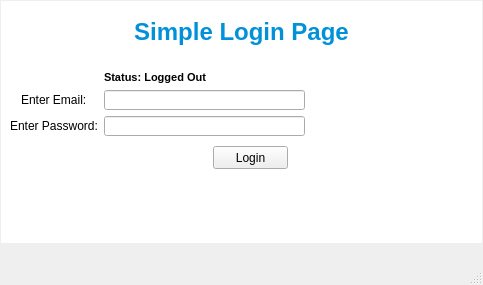
First picture: the form in PythonProject/Login Simple/login.ui, repository xgigil/CC-15-codes, before the edit.
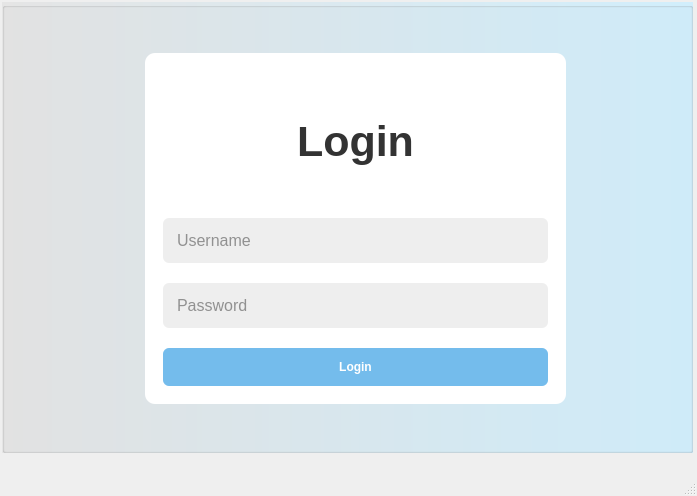
Second picture: the form after the edit.

The edit to the form file:
```diff
--- a/PythonProject/Login Simple/login.ui
+++ b/PythonProject/Login Simple/login.ui
@@ -6,225 +6,234 @@
    <rect>
     <x>0</x>
     <y>0</y>
-    <width>483</width>
-    <height>285</height>
+    <width>697</width>
+    <height>496</height>
    </rect>
   </property>
-  <property name="minimumSize">
-   <size>
-    <width>483</width>
-    <height>285</height>
-   </size>
-  </property>
   <property name="windowTitle">
    <string>MainWindow</string>
   </property>
   <widget class="QWidget" name="centralwidget">
    <property name="minimumSize">
     <size>
-     <width>483</width>
-     <height>244</height>
+     <width>697</width>
+     <height>455</height>
     </size>
    </property>
    <property name="maximumSize">
     <size>
-     <width>483</width>
-     <height>244</height>
+     <width>697</width>
+     <height>455</height>
     </size>
    </property>
    <layout class="QFormLayout" name="formLayout">
     <property name="horizontalSpacing">
-     <number>0</number>
+     <number>2</number>
     </property>
     <property name="verticalSpacing">
-     <number>0</number>
+     <number>2</number>
     </property>
     <property name="leftMargin">
-     <number>1</number>
+     <number>2</number>
     </property>
     <property name="topMargin">
-     <number>1</number>
+     <number>2</number>
     </property>
     <property name="rightMargin">
-     <number>1</number>
+     <number>2</number>
     </property>
     <property name="bottomMargin">
-     <number>1</number>
+     <number>2</number>
     </property>
     <item row="0" column="0">
-     <widget class="QLabel" name="titleLabel">
+     <widget class="QGroupBox" name="backgroundBox">
       <property name="minimumSize">
        <size>
-        <width>481</width>
-        <height>61</height>
+        <width>691</width>
+        <height>451</height>
        </size>
       </property>
       <property name="maximumSize">
        <size>
-        <width>481</width>
-        <height>61</height>
+        <width>691</width>
+        <height>451</height>
        </size>
-      </property>
-      <property name="font">
-       <font>
-        <pointsize>18</pointsize>
-        <weight>75</weight>
-        <bold>true</bold>
-       </font>
-      </property>
-      <property name="layoutDirection">
-       <enum>Qt::RightToLeft</enum>
-      </property>
-      <property name="autoFillBackground">
-       <bool>false</bool>
-      </property>
-      <property name="styleSheet">
-       <string notr="true">QLabel {
-	background-color: rgb(255, 255, 255);
-	color: rgb(0, 145, 217);
-}</string>
-      </property>
-      <property name="text">
-       <string>Simple Login Page</string>
-      </property>
-      <property name="alignment">
-       <set>Qt::AlignCenter</set>
-      </property>
-     </widget>
-    </item>
-    <item row="1" column="0">
-     <widget class="QGroupBox" name="mainBox">
-      <property name="minimumSize">
-       <size>
-        <width>481</width>
-        <height>181</height>
-       </size>
-      </property>
-      <property name="maximumSize">
-       <size>
-        <width>481</width>
-        <height>181</height>
-       </size>
-      </property>
-      <property name="autoFillBackground">
-       <bool>false</bool>
       </property>
       <property name="styleSheet">
        <string notr="true">QGroupBox {
-	background-color: rgb(255, 255, 255);
-	color: rgb(0, 145, 217);
-	border: none;
+	background: qlineargradient(spread:pad, x1:0, y1:0, x2:1, y2:0, stop:0 rgba(226, 226, 226, 0.8), stop:1 rgba(201, 238, 255, 0.8));
 }</string>
       </property>
       <property name="title">
        <string/>
       </property>
-      <layout class="QFormLayout" name="formLayout_2">
-       <property name="labelAlignment">
-        <set>Qt::AlignCenter</set>
+      <property name="alignment">
+       <set>Qt::AlignCenter</set>
+      </property>
+      <layout class="QVBoxLayout" name="verticalLayout_2">
+       <property name="spacing">
+        <number>0</number>
        </property>
-       <property name="formAlignment">
-        <set>Qt::AlignHCenter|Qt::AlignTop</set>
+       <property name="leftMargin">
+        <number>140</number>
        </property>
-       <item row="2" column="0">
-        <widget class="QLabel" name="enter_emailLabel">
-         <property name="text">
-          <string>Enter Email:</string>
-         </property>
-        </widget>
-       </item>
-       <item row="2" column="1">
-        <widget class="QLineEdit" name="email_input">
+       <property name="topMargin">
+        <number>0</number>
+       </property>
+       <property name="rightMargin">
+        <number>0</number>
+       </property>
+       <property name="bottomMargin">
+        <number>0</number>
+       </property>
+       <item>
+        <widget class="QGroupBox" name="loginBox">
          <property name="minimumSize">
           <size>
-           <width>201</width>
-           <height>20</height>
+           <width>421</width>
+           <height>351</height>
           </size>
          </property>
          <property name="maximumSize">
           <size>
-           <width>201</width>
-           <height>20</height>
+           <width>421</width>
+           <height>351</height>
           </size>
          </property>
-        </widget>
-       </item>
-       <item row="3" column="0">
-        <widget class="QLabel" name="enter_passwordLabel">
-         <property name="text">
-          <string>Enter Password:</string>
-         </property>
-        </widget>
-       </item>
-       <item row="3" column="1">
-        <widget class="QLineEdit" name="password_input">
-         <property name="minimumSize">
-          <size>
-           <width>201</width>
-           <height>20</height>
-          </size>
-         </property>
-         <property name="maximumSize">
-          <size>
-           <width>201</width>
-           <height>20</height>
-          </size>
-         </property>
-        </widget>
-       </item>
-       <item row="5" column="0">
-        <widget class="QGroupBox" name="buttonsBox">
-         <property name="minimumSize">
-          <size>
-           <width>481</width>
-           <height>31</height>
-          </size>
-         </property>
-         <property name="maximumSize">
-          <size>
-           <width>481</width>
-           <height>31</height>
-          </size>
+         <property name="autoFillBackground">
+          <bool>false</bool>
          </property>
          <property name="styleSheet">
           <string notr="true">QGroupBox {
-	background-color: rgb(255, 255, 255);
-	color: rgb(0, 145, 217);
-	border: none;
+    padding: 30px;
+    background: #fff;
+    border-radius: 10px;
+    box-shadow: 0 0 10px rgba(0, 0, 0, 0.1);
+    display: none;
 }</string>
          </property>
          <property name="title">
           <string/>
          </property>
-         <layout class="QHBoxLayout" name="horizontalLayout">
+         <property name="alignment">
+          <set>Qt::AlignCenter</set>
+         </property>
+         <layout class="QVBoxLayout" name="verticalLayout">
           <property name="spacing">
            <number>0</number>
           </property>
           <property name="leftMargin">
-           <number>1</number>
+           <number>15</number>
           </property>
           <property name="topMargin">
-           <number>1</number>
+           <number>15</number>
           </property>
           <property name="rightMargin">
-           <number>1</number>
+           <number>15</number>
           </property>
           <property name="bottomMargin">
-           <number>1</number>
+           <number>15</number>
           </property>
+          <item>
+           <widget class="QLabel" name="titleLabel">
+            <property name="font">
+             <font>
+              <pointsize>32</pointsize>
+              <weight>75</weight>
+              <bold>true</bold>
+             </font>
+            </property>
+            <property name="layoutDirection">
+             <enum>Qt::RightToLeft</enum>
+            </property>
+            <property name="autoFillBackground">
+             <bool>false</bool>
+            </property>
+            <property name="styleSheet">
+             <string notr="true">QLabel {
+	background-color: rgb(255, 255, 255);
+	color: #333;
+	margin-bottom: 10px;
+}</string>
+            </property>
+            <property name="text">
+             <string>Login</string>
+            </property>
+            <property name="alignment">
+             <set>Qt::AlignCenter</set>
+            </property>
+           </widget>
+          </item>
+          <item>
+           <widget class="QLineEdit" name="username_input">
+            <property name="styleSheet">
+             <string notr="true">QLineEdit {
+	width: 100%;
+    padding: 12px;
+    background: #eee;
+    border-radius: 6px;
+    border: none;
+    outline: none;
+    font-size: 16px;
+    color: #333;
+    margin-bottom: 20px;
+}</string>
+            </property>
+            <property name="text">
+             <string/>
+            </property>
+            <property name="placeholderText">
+             <string>Username</string>
+            </property>
+            <property name="clearButtonEnabled">
+             <bool>false</bool>
+            </property>
+           </widget>
+          </item>
+          <item>
+           <widget class="QLineEdit" name="password_input">
+            <property name="styleSheet">
+             <string notr="true">QLineEdit {
+	width: 100%;
+    padding: 12px;
+    background: #eee;
+    border-radius: 6px;
+    border: none;
+    outline: none;
+    font-size: 16px;
+    color: #333;
+    margin-bottom: 20px;
+}</string>
+            </property>
+            <property name="text">
+             <string/>
+            </property>
+            <property name="echoMode">
+             <enum>QLineEdit::Password</enum>
+            </property>
+            <property name="placeholderText">
+             <string>Password</string>
+            </property>
+           </widget>
+          </item>
           <item>
            <widget class="QPushButton" name="loginButton">
-            <property name="minimumSize">
-             <size>
-              <width>75</width>
-              <height>23</height>
-             </size>
+            <property name="font">
+             <font>
+              <weight>62</weight>
+              <bold>true</bold>
+             </font>
             </property>
-            <property name="maximumSize">
-             <size>
-              <width>75</width>
-              <height>23</height>
-             </size>
+            <property name="styleSheet">
+             <string notr="true">QPushButton {
+	padding: 12px;
+    background: #74bcec;
+    border-radius: 6px;
+    border: none;
+	color: #fff;
+    font-weight: 500;
+	cursor: pointer;
+}</string>
             </property>
             <property name="text">
              <string>Login</string>
@@ -234,29 +243,6 @@
          </layout>
         </widget>
        </item>
-       <item row="1" column="1">
-        <widget class="QLabel" name="statusLabel">
-         <property name="font">
-          <font>
-           <pointsize>8</pointsize>
-           <weight>75</weight>
-           <bold>true</bold>
-          </font>
-         </property>
-         <property name="layoutDirection">
-          <enum>Qt::LeftToRight</enum>
-         </property>
-         <property name="styleSheet">
-          <string notr="true"/>
-         </property>
-         <property name="text">
-          <string>Status: Logged Out </string>
-         </property>
-         <property name="alignment">
-          <set>Qt::AlignLeading|Qt::AlignLeft|Qt::AlignVCenter</set>
-         </property>
-        </widget>
-       </item>
       </layout>
      </widget>
     </item>
```
Left out of the diff: 2 changed lines with no effect on the pictures.
